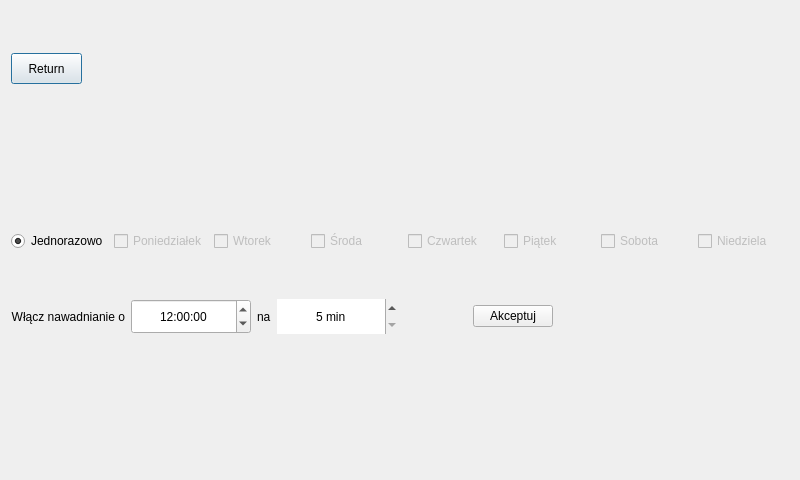
Above: watering.ui from mateusur/Home_automation before the change. Below: the same form after it.
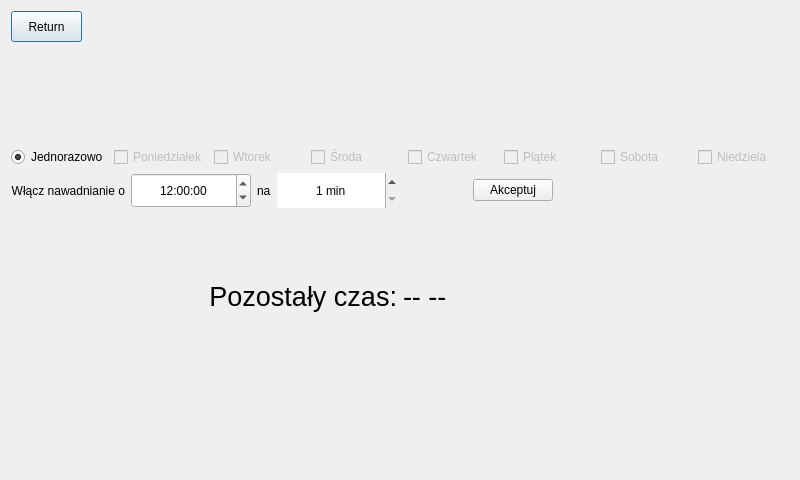
That is the form after the change.

Commit message: Timer and countdown for watering added

Diff of the .ui file:
```diff
--- a/watering.ui
+++ b/watering.ui
@@ -256,7 +256,7 @@
         <number>0</number>
        </property>
        <property name="minimum">
-        <double>5.000000000000000</double>
+        <double>1.000000000000000</double>
        </property>
        <property name="maximum">
         <double>45.000000000000000</double>
@@ -301,6 +301,40 @@
      </item>
     </layout>
    </item>
+   <item>
+    <layout class="QHBoxLayout" name="horizontalLayout_3">
+     <item>
+      <widget class="QLabel" name="label_3">
+       <property name="font">
+        <font>
+         <pointsize>20</pointsize>
+        </font>
+       </property>
+       <property name="text">
+        <string>Pozostały czas:</string>
+       </property>
+       <property name="alignment">
+        <set>Qt::AlignRight|Qt::AlignTrailing|Qt::AlignVCenter</set>
+       </property>
+      </widget>
+     </item>
+     <item>
+      <widget class="QLabel" name="label_countdown">
+       <property name="font">
+        <font>
+         <pointsize>20</pointsize>
+        </font>
+       </property>
+       <property name="text">
+        <string>-- --</string>
+       </property>
+       <property name="alignment">
+        <set>Qt::AlignLeading|Qt::AlignLeft|Qt::AlignVCenter</set>
+       </property>
+      </widget>
+     </item>
+    </layout>
+   </item>
    <item>
     <spacer name="verticalSpacer">
      <property name="orientation">
```
Left out of the diff: 3 changed lines with no effect on the pictures. The commit also changes 3 other files.
